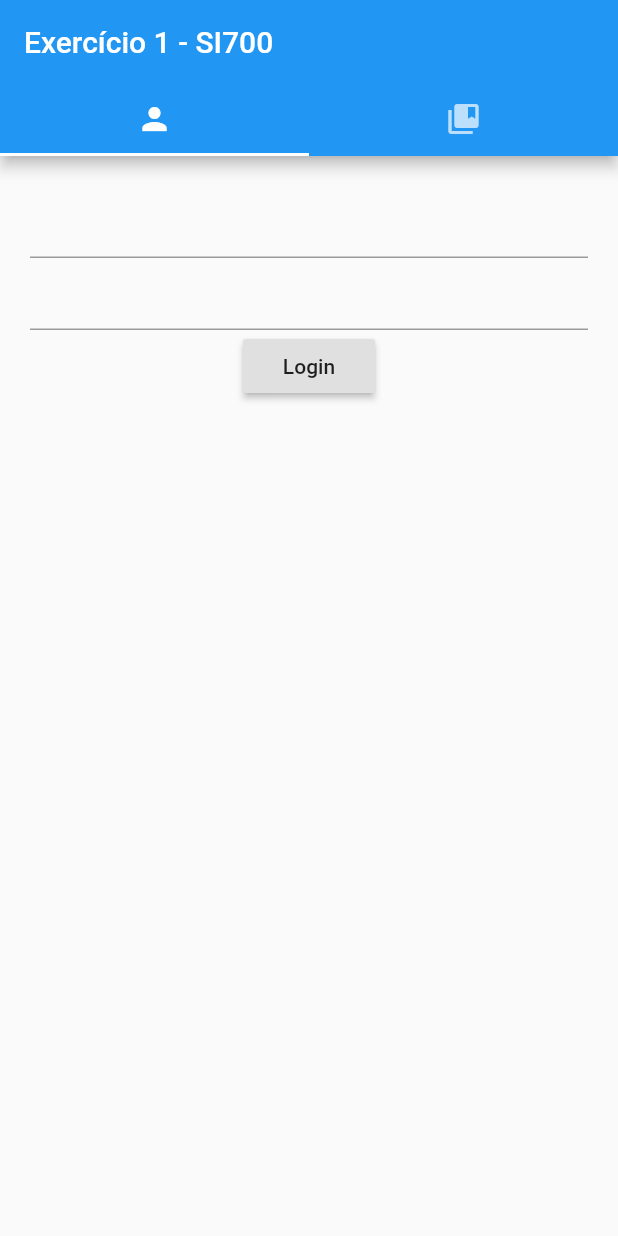
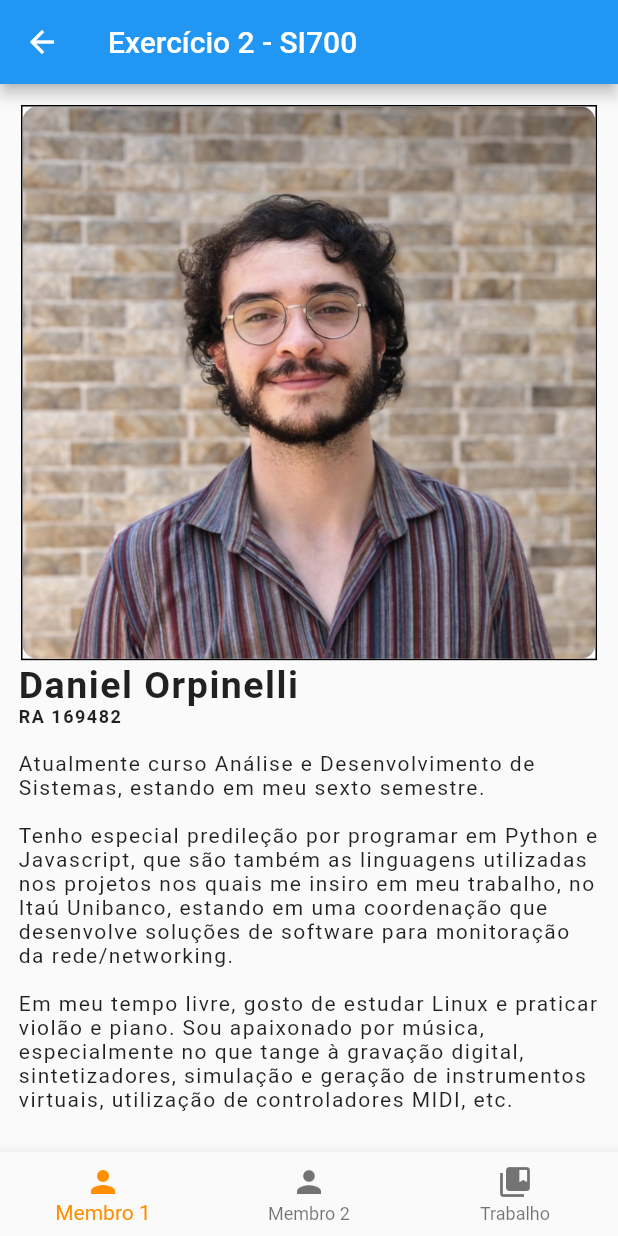
Before and after one commit to danielorp/si700-unicamp, a Flutter app: the screen it shows after launch, after a tap on the "add" icon, on a phone screen of 412 x 824 dp. Run offline on Flutter 3.47's test engine with Material 2 defaults, Android fonts, the phone set to English and light mode, and no system bars.

Commit message:
mudança de nome do app; implementado abas com estado;

```diff
--- a/lib/main.dart
+++ b/lib/main.dart
@@ -50,7 +50,7 @@ class _MyHomePageState extends State<MyHomePage> {
       // called again, and so nothing would appear to happen.
 
       Navigator.push(context,
-          MaterialPageRoute(builder: (BuildContext context) => MyFirstApp()));
+          MaterialPageRoute(builder: (BuildContext context) => MyInnerApp()));
     });
   }
 
--- a/lib/mainWidget.dart
+++ b/lib/mainWidget.dart
@@ -6,83 +6,135 @@ import 'package:flutter/material.dart';
 3° Aba: tema do trabalho da disciplina.
 */
 
-const UPPER_TITLE = 'Exercício 1 - SI700';
+const UPPER_TITLE = 'Exercício 2 - SI700';
+const DANIEL_DESCRICAO =
+    '\nAtualmente curso Análise e Desenvolvimento de Sistemas, estando em meu sexto semestre.'
+    '\n\nTenho especial predileção por programar em Python e Javascript, que são também as linguagens utilizadas '
+    'nos projetos nos quais me insiro em meu trabalho, no Itaú Unibanco, estando em uma coordenação que desenvolve soluções '
+    'de software para monitoração da rede/networking. '
+    '\n\nEm meu tempo livre, gosto de estudar Linux e praticar violão e piano. Sou apaixonado por música, especialmente no que '
+    'tange à gravação digital, sintetizadores, simulação e geração de instrumentos virtuais, utilização de controladores MIDI, etc.';
+const GUSTAVO_DESCRICAO =
+    '\nCurso Analise e desenvolvimento de Sistemas, estou no 8º semestre (tive alguns probleminhas de percurso rs).\n'
+    '\nAtualmente trabalho na Cielo, fazendo parte da equipe de sustentação das plataformas java. '
+    'Programação propriamente dita não é o que eu mais gosto nessa área, procuro estar sempre ligado nas novas tecnologias disponíveis e no mercado tecnológico de maneira geral.\n'
+    '\nNo meu tempo livre gosto de assistir séries e praticar esportes no geral!';
 
-class MyFirstApp extends StatelessWidget {
+class MyInnerApp extends StatefulWidget {
+  MyInnerApp({Key key}) : super(key: key);
+
+  @override
+  _MyStatefulWidgetState createState() => _MyStatefulWidgetState();
+}
+
+class _MyStatefulWidgetState extends State<MyInnerApp> {
+  int _currentPage;
+  var _pages;
+
+  @override
+  void initState() {
+    super.initState();
+
+    _currentPage = 0;
+    _pages = [
+      //Container(child: Text("Page 1 - Anúncios")),
+      GenerateProfileView(
+          imagePath: 'assets/images/daniel.png',
+          nome: 'Daniel Orpinelli',
+          ra: 'RA 169482',
+          descricao: DANIEL_DESCRICAO),
+
+      GenerateProfileView(
+        imagePath: 'assets/images/gustavo.png',
+        nome: 'Gustavo Eleutério da Silva',
+        ra: 'RA 174084',
+        descricao: GUSTAVO_DESCRICAO,
+      ),
+      MySecondFormWidget()
+    ];
+  }
+
   @override
   Widget build(BuildContext context) {
-    return MaterialApp(
-        title: 'Meu primeiro app!',
-        home: DefaultTabController(
-          length: 2,
-          child: Scaffold(
-              appBar: AppBar(
-                title: Text(UPPER_TITLE),
-                bottom: TabBar(tabs: [
-                  Tab(icon: Icon(Icons.person)),
-                  Tab(icon: Icon(Icons.collections_bookmark))
-                ]),
-              ),
-              body: TabBarView(
-                  children: [MyFirstFormWidget(), MySecondFormWidget()])),
-        ));
+    return Scaffold(
+      appBar: AppBar(
+        title: const Text(UPPER_TITLE),
+      ),
+      body: Center(
+        child: _pages.elementAt(_currentPage),
+      ),
+      bottomNavigationBar: BottomNavigationBar(
+        items: const <BottomNavigationBarItem>[
+          BottomNavigationBarItem(
+              icon: Icon(Icons.person), title: Text('Membro 1')),
+          BottomNavigationBarItem(
+              icon: Icon(Icons.person), title: Text('Membro 2')),
+          BottomNavigationBarItem(
+            icon: Icon(Icons.collections_bookmark),
+            title: Text('Trabalho'),
+          ),
+        ],
+        currentIndex: _currentPage,
+        selectedItemColor: Colors.amber[800],
+        onTap: (int index) {
+          setState(() {
+            _currentPage = index;
+          });
+        },
+      ),
+    );
   }
 }
 
-class LoginData {
-  String username = "";
-  String password = "";
+class GenerateProfileView extends StatelessWidget {
+  const GenerateProfileView({
+    this.imagePath,
+    this.nome,
+    this.ra,
+    this.descricao,
+    Key key,
+  }) : super(key: key);
 
-  doSomething() {
-    print("Username: $username");
-    print("Password: $password");
-    print("");
-  }
-}
-
-class MyFirstFormWidget extends StatelessWidget {
-  final GlobalKey<FormState> formKey = new GlobalKey<FormState>();
-  final LoginData loginData = new LoginData();
+  final String imagePath;
+  final String nome;
+  final String ra;
+  final String descricao;
 
   @override
   Widget build(BuildContext context) {
-    return Container(
-        padding: EdgeInsets.all(20.0),
-        child: Form(
-          key: formKey,
-          child: Column(children: [
-            TextFormField(
-              keyboardType: TextInputType.emailAddress,
-              validator: (String inValue) {
-                if (inValue.length == 0) {
-                  return "Please entender username";
-                }
-                return null;
-              },
-              onSaved: (String inValue) {
-                loginData.username = inValue;
-              },
+    return Center(
+        child: ListView(
+      padding: const EdgeInsets.all(12),
+      children: [
+        Container(
+          margin: EdgeInsets.all(2),
+          decoration: BoxDecoration(
+              borderRadius: BorderRadius.circular(0),
+              border: Border.all(color: Colors.black)),
+          child: ClipRRect(
+              borderRadius: BorderRadius.circular(10),
+              child: Image.asset(this.imagePath)),
+        ),
+        Text(this.nome,
+            style: TextStyle(
+              fontSize: 25,
+              fontWeight: FontWeight.bold,
+              letterSpacing: 1,
+            )),
+        Text(this.ra,
+            style: TextStyle(
+              fontSize: 12,
+              fontWeight: FontWeight.bold,
+              letterSpacing: 1,
+            )),
+        Text(this.descricao,
+            style: TextStyle(
+              fontSize: 14,
+              letterSpacing: 1,
             ),
-            TextFormField(
-                obscureText: true,
-                validator: (String inValue) {
-                  if (inValue.length < 10) {
-                    return "Password precisa ser maior do que 10 caracteres";
-                  }
-                  return null;
-                },
-                onSaved: (String inValue) {
-                  loginData.password = inValue;
-                }),
-            RaisedButton(
-                child: Text("Login"),
-                onPressed: () {
-                  if (formKey.currentState.validate()) {
-                    formKey.currentState.save();
-                  }
-                })
-          ]),
-        ));
+            textAlign: TextAlign.left),
+      ],
+    ));
   }
 }
 
@@ -101,6 +153,9 @@ class SecondFormData {
 }
 
 class MySecondFormWidget extends StatefulWidget {
+  MySecondFormWidget({
+    Key key,
+  }) : super(key: key);
   final SecondFormData otherData = new SecondFormData();
 
   @override
@@ -130,87 +185,36 @@ class _MySecondFormWidgetState extends State<MySecondFormWidget> {
                 },
                 value: otherData.checkboxValue,
               ),
+              Switch(
+                onChanged: (bool value) {
+                  setState(() {
+                    otherData.switchValue = value;
+                  });
+                },
+                value: otherData.switchValue,
+              ),
+              Slider(
+                  min: 0,
+                  max: 20,
+                  value: otherData.sliderValue,
+                  onChanged: (double value) {
+                    setState(() {
+                      otherData.sliderValue = value;
+                    });
+                  }),
+              Row(
+                children: [
+                  Tooltip(
+                      message: "Nada de bom sairá desse botão",
+                      child: RaisedButton(
+                        child: Text("Não clique"),
+                        onPressed: () {},
+                      ))
+                ],
+              )
             ],
           )),
       padding: EdgeInsets.all(50.0),
     );
   }
 }
-
-Widget generateForm() {
-  return Center(
-      child: ListView(
-    padding: const EdgeInsets.all(12),
-    children: [
-      Container(
-        margin: EdgeInsets.all(2),
-        decoration: BoxDecoration(
-            borderRadius: BorderRadius.circular(0),
-            border: Border.all(color: Colors.black)),
-        child: ClipRRect(
-            borderRadius: BorderRadius.circular(10),
-            child: Image.asset('assets/images/gustavo.png')),
-      ),
-      Text('Gustavo Eleutério da Silva',
-          style: TextStyle(
-            fontSize: 25,
-            fontWeight: FontWeight.bold,
-            letterSpacing: 1,
-          )),
-      Text('RA 174084',
-          style: TextStyle(
-            fontSize: 12,
-            fontWeight: FontWeight.bold,
-            letterSpacing: 1,
-          )),
-      Text(
-          '\nCurso Analise e desenvolvimento de Sistemas, estou no 8º semestre (tive alguns probleminhas de percurso rs).\n'
-          '\nAtualmente trabalho na Cielo, fazendo parte da equipe de sustentação das plataformas java. '
-          'Programação propriamente dita não é o que eu mais gosto nessa área, procuro estar sempre ligado nas novas tecnologias disponíveis e no mercado tecnológico de maneira geral.\n'
-          '\nNo meu tempo livre gosto de assistir séries e praticar esportes no geral!',
-          style: TextStyle(
-            fontSize: 14,
-            letterSpacing: 1,
-          ),
-          textAlign: TextAlign.left),
-    ],
-  ));
-}
-
-Widget generateSynthaxView() {
-  return Center(
-      child: Row(
-    mainAxisAlignment: MainAxisAlignment.center,
-    children: [
-      /*Padding(padding: EdgeInsets.all(30), child: Text('aaaa')),
-      Container(
-        padding: EdgeInsets.all(30),
-        child: Text('alooo'),
-        transform: new Matrix4.identity()..scale(2.0),
-      ),*/
-
-      /*ConstrainedBox(
-        constraints: BoxConstraints(minWidth: 50, minHeight: 50),
-        child: FittedBox(
-          fit: BoxFit.fill,
-          child: Text('alo'),
-        ),
-      )*/
-
-      Card(
-          child: Column(
-            children: [
-              Padding(padding: EdgeInsets.symmetric(horizontal: 50.0)),
-              Text('InnerChild1'),
-              Divider(),
-              Text('InnerChild2')
-            ],
-            mainAxisSize: MainAxisSize.min,
-          ),
-          color: Colors.blueAccent,
-          elevation: 10,
-          shape:
-              RoundedRectangleBorder(borderRadius: BorderRadius.circular(10)))
-    ],
-  ));
-}
```
